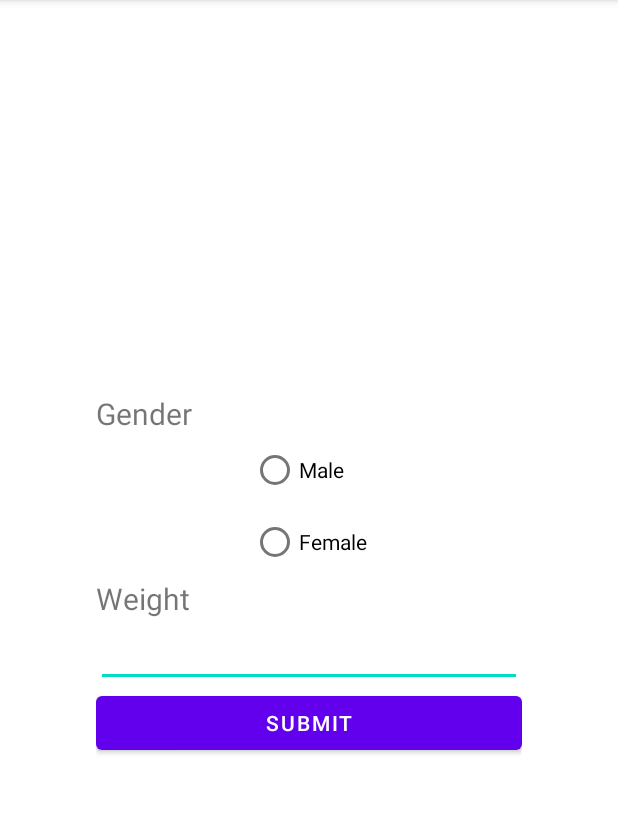
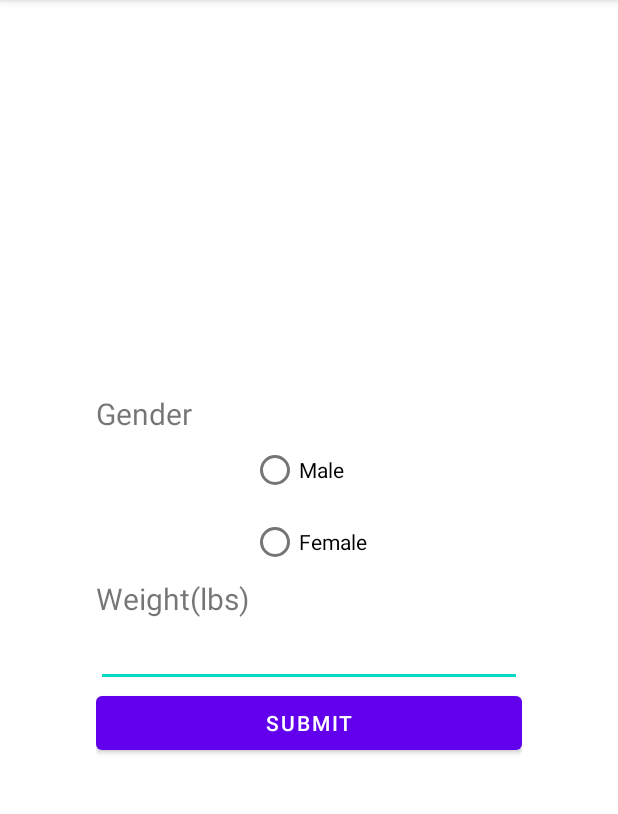
Before and after one commit to Bshel419/Extra-Curricular, an Android app: the screen it shows after launch (Information), after a tap on "PERSONAL INFORMATION", on a phone screen of 412 x 824 dp, the part 84-898 px from its top. Run offline under Robolectric (Android 15) with nearby library versions, the phone set to English and light mode, and no system bars.

Commit message:
User information works now

```diff
--- a/FirstApp/app/src/main/java/com/example/firstapp/Information.java
+++ b/FirstApp/app/src/main/java/com/example/firstapp/Information.java
@@ -2,14 +2,21 @@ package com.example.firstapp;
 
 import androidx.appcompat.app.AppCompatActivity;
 
+import android.content.Intent;
 import android.os.Bundle;
+import android.view.View;
+import android.widget.Button;
+import android.widget.EditText;
 import android.widget.RadioButton;
 import android.widget.RadioGroup;
+import android.widget.Toast;
 
 public class Information extends AppCompatActivity
 {
     RadioGroup genders;
     RadioButton gender;
+    public static final String GENDER = "com.example.firstapp.GENDER";
+    public static final String WEIGHT = "com.example.firstapp.WEIGHT";
 
     @Override
     protected void onCreate(Bundle savedInstanceState)
@@ -17,6 +24,45 @@ public class Information extends AppCompatActivity
         super.onCreate(savedInstanceState);
         setContentView(R.layout.activity_information);
 
-        genders = findViewById(R.id.genders);
+        Button submit = (Button) findViewById(R.id.infoSubmit);
+
+        genders = (RadioGroup) findViewById(R.id.genders);
+
+        submit.setOnClickListener(new View.OnClickListener()
+        {
+            @Override
+            public void onClick(View v)
+            {
+                submitInfo();
+            }
+        });
+
+
+
     }
+
+    public void checkGender(View v)
+    {
+
+        Toast.makeText(this, "Selected Gender:" + gender.getText(), Toast.LENGTH_SHORT).show();
+    }
+
+
+    public void submitInfo()
+    {
+        gender = findViewById(genders.getCheckedRadioButtonId());
+        String genderChosen = (String) gender.getText();
+
+        EditText weightInput = (EditText) findViewById(R.id.weightVar);
+        int weight = Integer.parseInt(weightInput.getText().toString());
+
+
+        Intent intent = new Intent(this, MainActivity.class);
+        intent.putExtra(GENDER, genderChosen);
+        intent.putExtra(WEIGHT, weight);
+        startActivity(intent);
+    }
+
+
+
 }
--- a/FirstApp/app/src/main/java/com/example/firstapp/MainActivity.java
+++ b/FirstApp/app/src/main/java/com/example/firstapp/MainActivity.java
@@ -7,6 +7,7 @@ import android.content.Intent;
 import android.os.Bundle;
 import android.view.View;
 import android.widget.Button;
+import android.widget.TextView;
 
 public class MainActivity extends AppCompatActivity
 {
@@ -18,12 +19,24 @@ public class MainActivity extends AppCompatActivity
     {
         super.onCreate(savedInstanceState);
         setContentView(R.layout.activity_main);
+        //TextView for debugging purposes
+        TextView debugView = (TextView) findViewById(R.id.debug);
 
+        //buttons to go to activities
         day = (Button) findViewById(R.id.day);
         month = (Button) findViewById(R.id.month);
         info = (Button) findViewById(R.id.info);
         options = (Button) findViewById(R.id.options);
         disclaimer = (Button) findViewById(R.id.disclaimer);
+
+        //get information from info activity
+        Intent getInfo = getIntent();
+
+        //get gender and weight
+        String gender = getInfo.getStringExtra(Information.GENDER);
+        int weight = getInfo.getIntExtra(Information.WEIGHT, 0);
+
+
 
         day.setOnClickListener(new View.OnClickListener()
         {
--- a/FirstApp/app/src/main/res/layout/activity_information.xml
+++ b/FirstApp/app/src/main/res/layout/activity_information.xml
@@ -28,26 +28,28 @@
             android:id="@+id/male"
             android:layout_width="match_parent"
             android:layout_height="wrap_content"
-            android:text="Male" />
+            android:text="Male"
+            />
 
         <RadioButton
             android:id="@+id/female"
             android:layout_width="match_parent"
             android:layout_height="wrap_content"
-            android:text="Female" />
+            android:text="Female"
+            />
     </RadioGroup>
 
     <TextView
         android:id="@+id/weightText"
         android:layout_width="match_parent"
         android:layout_height="wrap_content"
-        android:text="Weight"
+        android:text="Weight(lbs)"
         android:textSize="20sp"
         app:layout_constraintBottom_toBottomOf="parent"
         app:layout_constraintStart_toStartOf="parent" />
 
     <EditText
-        android:id="@+id/editTextNumberSigned"
+        android:id="@+id/weightVar"
         android:layout_width="match_parent"
         android:layout_height="wrap_content"
         android:ems="10"
```
Also changed, not shown: FirstApp/app/src/main/res/layout/activity_main.xml (+11 -0 lines).
